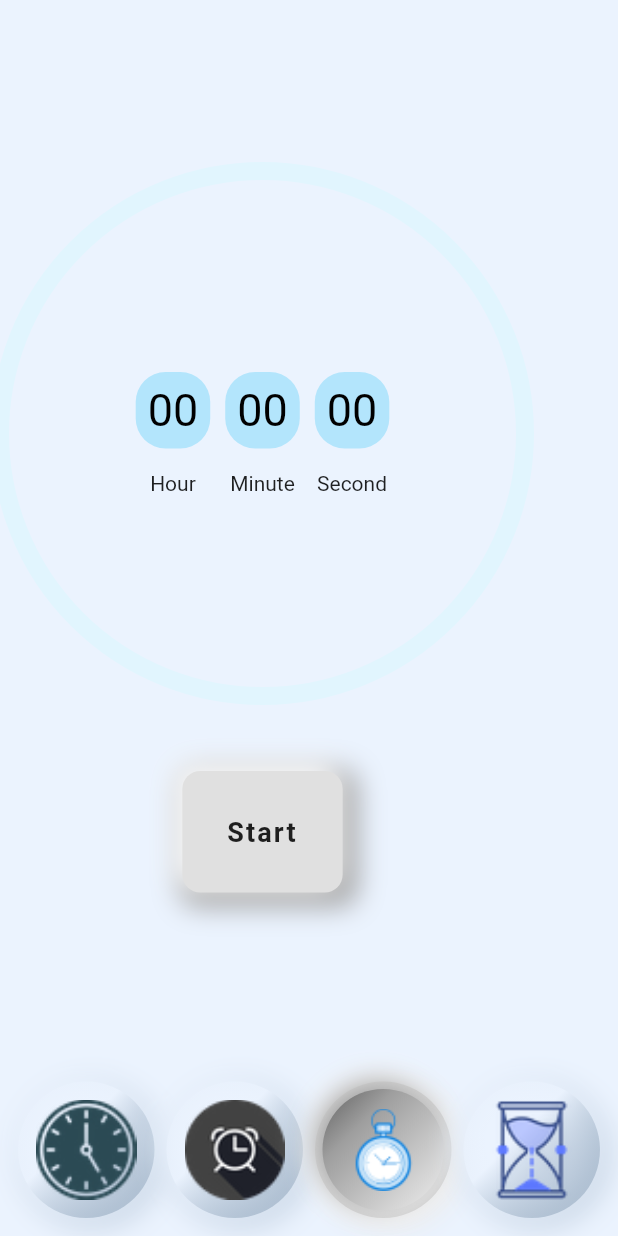
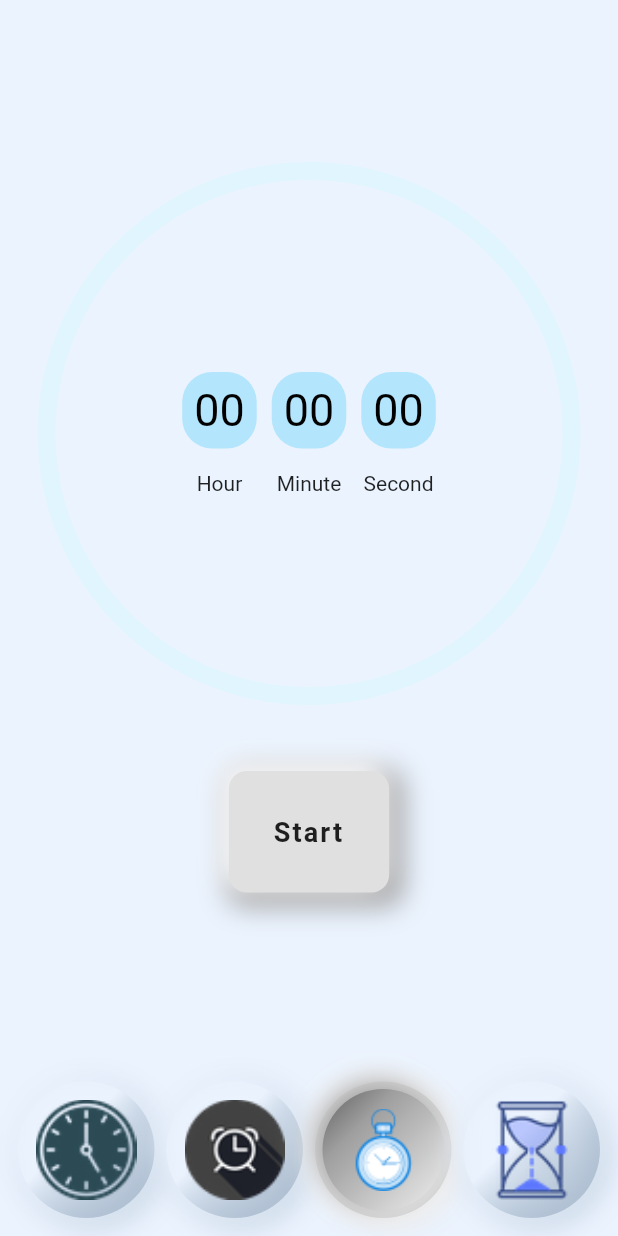
Before and after one commit to jbjason/my_clock, a Flutter app: the screen it shows after launch, item 3 of the bottom bar chosen, on a phone screen of 412 x 824 dp. Run offline on Flutter 3.47's test engine with Material 2 defaults, Android fonts, the light colour scheme and no system bars; our stand-ins replace awesome_notifications; missing offline and left inert: flutter_rounded_date_picker.

Commit message:
Update stop_watch_screen.dart

```diff
--- a/lib/screens/stop_watch_screen.dart
+++ b/lib/screens/stop_watch_screen.dart
@@ -28,9 +28,9 @@ class _StopWatchScreenState extends State<StopWatchScreen> {
   @override
   Widget build(BuildContext context) {
     final value = (duration.inSeconds / 60);
-    return Column(
+    return Center(
+      child: Column(
         mainAxisAlignment: MainAxisAlignment.center,
-      crossAxisAlignment: CrossAxisAlignment.center,
         children: [
           BuildStopWatch(duration: duration, val: value - value.toInt()),
           const SizedBox(height: 50),
@@ -59,6 +59,7 @@ class _StopWatchScreenState extends State<StopWatchScreen> {
               ],
             ),
         ],
+      ),
     );
   }
 
```
Lines whose indentation alone changed are shown as unchanged.
